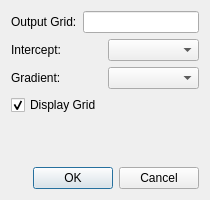
Before: the Qt Designer form ProzessUI/fluidfactordialog.ui in fsoos74/su, drawn with Qt 5.
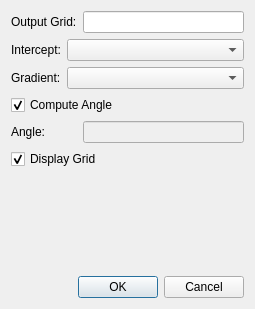
After: the same form once the commit is applied. Icons and pictures are not drawn.

Commit message: fixed fluid factor grid angle computation added angle crossplot angle edit in crossplot added angle parameter in fluid factor process

The edit to the form file:
```diff
--- a/ProzessUI/fluidfactordialog.ui
+++ b/ProzessUI/fluidfactordialog.ui
@@ -6,8 +6,8 @@
    <rect>
     <x>0</x>
     <y>0</y>
-    <width>210</width>
-    <height>200</height>
+    <width>255</width>
+    <height>309</height>
    </rect>
   </property>
   <property name="windowTitle">
@@ -19,41 +19,64 @@
   </property>
   <layout class="QVBoxLayout" name="verticalLayout">
    <item>
-    <layout class="QHBoxLayout" name="horizontalLayout">
-     <item>
+    <layout class="QGridLayout" name="gridLayout">
+     <item row="0" column="0" colspan="2">
       <widget class="QLabel" name="label">
        <property name="text">
         <string>Output Grid:</string>
        </property>
       </widget>
      </item>
-     <item>
+     <item row="0" column="2">
       <widget class="QLineEdit" name="leGrid"/>
      </item>
-    </layout>
-   </item>
-   <item>
-    <layout class="QGridLayout" name="gridLayout">
-     <item row="0" column="0">
+     <item row="1" column="0">
       <widget class="QLabel" name="label_2">
        <property name="text">
         <string>Intercept:</string>
        </property>
       </widget>
      </item>
-     <item row="0" column="1">
+     <item row="1" column="1" colspan="2">
       <widget class="QComboBox" name="cbIntercept"/>
      </item>
-     <item row="1" column="0">
+     <item row="2" column="0">
       <widget class="QLabel" name="label_3">
        <property name="text">
         <string>Gradient:</string>
        </property>
       </widget>
      </item>
-     <item row="1" column="1">
+     <item row="2" column="1" colspan="2">
       <widget class="QComboBox" name="cbGradient"/>
      </item>
+     <item row="3" column="0" colspan="3">
+      <widget class="QCheckBox" name="cbComputeAngle">
+       <property name="text">
+        <string>Compute Angle</string>
+       </property>
+       <property name="checked">
+        <bool>true</bool>
+       </property>
+      </widget>
+     </item>
+     <item row="4" column="0" colspan="2">
+      <widget class="QLabel" name="label_4">
+       <property name="text">
+        <string>Angle:</string>
+       </property>
+      </widget>
+     </item>
+     <item row="4" column="2">
+      <widget class="QLineEdit" name="leAngle">
+       <property name="enabled">
+        <bool>false</bool>
+       </property>
+       <property name="text">
+        <string/>
+       </property>
+      </widget>
+     </item>
     </layout>
    </item>
    <item>
```
Left out of the diff: 16 changed lines with no effect on the pictures. The commit also changes 13 other files.
